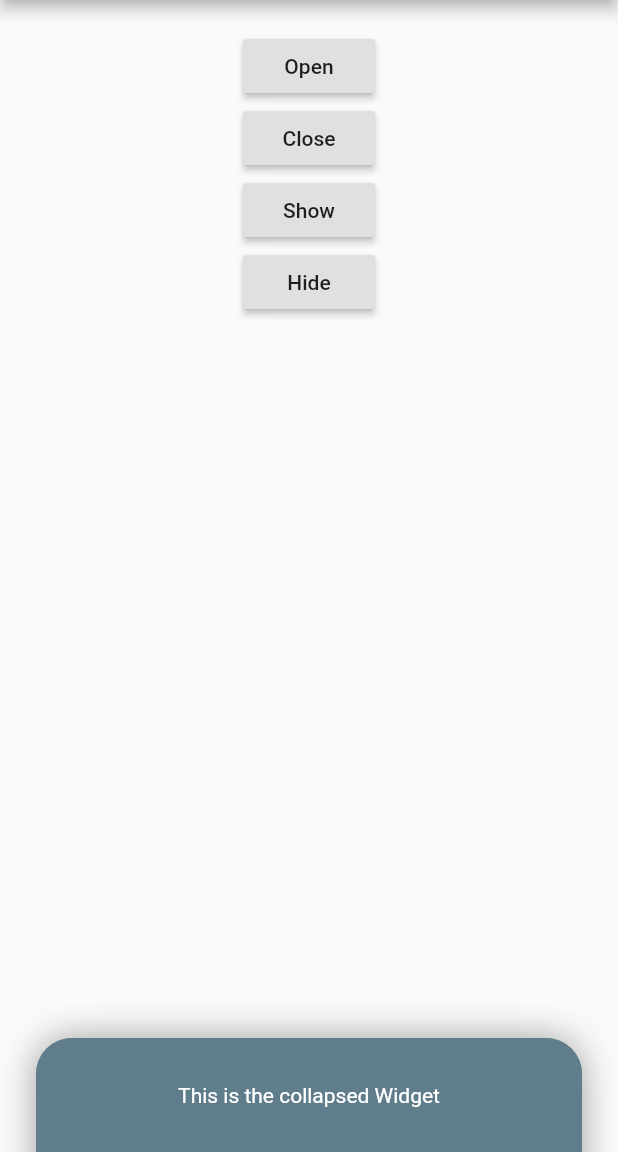
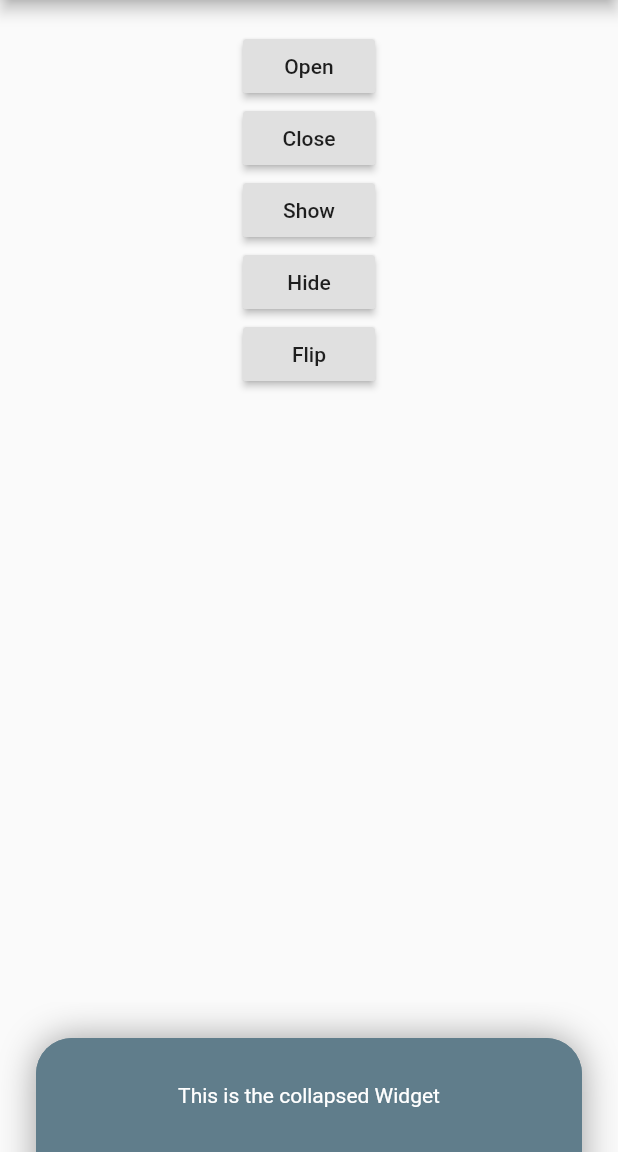
Before and after one commit to akshathjain/sliding_up_panel, a Flutter app: the screen it shows after launch, on a phone screen of 412 x 824 dp, the part 84-1236 px from its top. Run offline on Flutter 3.47's test engine with Material 2 defaults, Android fonts, the phone set to English and light mode, and no system bars.

Commit message:
add optional direction parameter to specify whether panel grows from bottom up (default) or top down

```diff
--- a/example/lib/main.dart
+++ b/example/lib/main.dart
@@ -31,8 +31,8 @@ class HomePage extends StatefulWidget {
 }
 
 class _HomePageState extends State<HomePage> {
-
   PanelController _pc = new PanelController();
+  AxisDirection _currentDirection = AxisDirection.up;
 
   @override
   Widget build(BuildContext context) {
@@ -41,6 +41,9 @@ class _HomePageState extends State<HomePage> {
         title: Text("SlidingUpPanelExample"),
       ),
       body: SlidingUpPanel(
+        direction: _currentDirection,
+        minHeight: 100.0,
+        maxHeight: 450.0,
         renderPanelSheet: false,
         panel: _floatingPanel(),
         collapsed: _floatingCollapsed(),
@@ -50,10 +53,15 @@ class _HomePageState extends State<HomePage> {
     );
   }
 
-  Widget _body(){
+  Widget _body() {
     return Container(
-      padding: const EdgeInsets.only(top: 20.0),
+      padding: _currentDirection == AxisDirection.down
+          ? const EdgeInsets.only(bottom: 20.0)
+          : const EdgeInsets.only(top: 20.0),
       child: Column(
+        mainAxisAlignment: _currentDirection == AxisDirection.down
+            ? MainAxisAlignment.end
+            : MainAxisAlignment.start,
         children: <Widget>[
           RaisedButton(
             child: Text("Open"),
@@ -71,18 +79,37 @@ class _HomePageState extends State<HomePage> {
             child: Text("Hide"),
             onPressed: () => _pc.hide(),
           ),
+          RaisedButton(
+            child: Text("Flip"),
+            onPressed: () {
+              _pc.flip();
+              setState(() {
+                _currentDirection = _currentDirection == AxisDirection.down
+                    ? AxisDirection.up
+                    : AxisDirection.down;
+              });
+            },
+          ),
         ],
       ),
     );
   }
 
-  Widget _floatingCollapsed(){
+  Widget _floatingCollapsed() {
     return Container(
       decoration: BoxDecoration(
         color: Colors.blueGrey,
-        borderRadius: BorderRadius.only(topLeft: Radius.circular(24.0), topRight: Radius.circular(24.0)),
+        borderRadius: _currentDirection == AxisDirection.down
+            ? BorderRadius.only(
+                bottomLeft: Radius.circular(24.0),
+                bottomRight: Radius.circular(24.0))
+            : BorderRadius.only(
+                topLeft: Radius.circular(24.0),
+                topRight: Radius.circular(24.0)),
       ),
-      margin: const EdgeInsets.fromLTRB(24.0, 24.0, 24.0, 0.0),
+      margin: _currentDirection == AxisDirection.down
+          ? const EdgeInsets.fromLTRB(24.0, 0.0, 24.0, 24.0)
+          : const EdgeInsets.fromLTRB(24.0, 24.0, 24.0, 0.0),
       child: Center(
         child: Text(
           "This is the collapsed Widget",
@@ -92,7 +119,7 @@ class _HomePageState extends State<HomePage> {
     );
   }
 
-  Widget _floatingPanel(){
+  Widget _floatingPanel() {
     return Container(
       decoration: BoxDecoration(
           color: Colors.blueGrey,
@@ -102,21 +129,23 @@ class _HomePageState extends State<HomePage> {
               blurRadius: 20.0,
               color: Colors.grey,
             ),
-        ]
-      ),
+          ]),
       margin: const EdgeInsets.all(24.0),
       child: _scrollingList(),
     );
   }
 
-  Widget _scrollingList(){
+  Widget _scrollingList() {
     return Container(
       //adding a margin to the top leaves an area where the user can swipe
       //to open/close the sliding panel
-      margin: const EdgeInsets.only(top: 36.0),
+      margin: _currentDirection == AxisDirection.down
+          ? const EdgeInsets.only(bottom: 36.0)
+          : const EdgeInsets.only(top: 36.0),
+
       child: ListView.builder(
         itemCount: 50,
-        itemBuilder: (BuildContext context, int i){
+        itemBuilder: (BuildContext context, int i) {
           return Container(
             color: Colors.white,
             padding: const EdgeInsets.all(12.0),
@@ -126,5 +155,4 @@ class _HomePageState extends State<HomePage> {
       ),
     );
   }
-
 }
--- a/lib/src/panel.dart
+++ b/lib/src/panel.dart
@@ -75,6 +75,9 @@ class SlidingUpPanel extends StatefulWidget {
   /// and 1.0 is completely opaque.
   final double backdropOpacity;
 
+  /// Growth direction, up is default
+  AxisDirection direction;
+
   SlidingUpPanel({
     Key key,
     @required this.panel,
@@ -99,31 +102,36 @@ class SlidingUpPanel extends StatefulWidget {
     this.backdropEnabled = false,
     this.backdropColor = Colors.black,
     this.backdropOpacity = 0.5,
-  }) : assert(0 <= backdropOpacity && backdropOpacity <= 1.0),
+    this.direction = AxisDirection.up,
+  })  : assert(0 <= backdropOpacity && backdropOpacity <= 1.0),
+        assert(
+            direction == AxisDirection.down || direction == AxisDirection.up),
         super(key: key);
 
   @override
   _SlidingUpPanelState createState() => _SlidingUpPanelState();
 }
 
-class _SlidingUpPanelState extends State<SlidingUpPanel> with SingleTickerProviderStateMixin{
-
+class _SlidingUpPanelState extends State<SlidingUpPanel>
+    with SingleTickerProviderStateMixin {
   AnimationController _ac;
 
-  double _closedHeight; //this can change depending on whether or not the user hides the sliding panel
-  double _openHeight; //this can change depending on whether or not the user hides the sliding panel
+  double
+      _closedHeight; //this can change depending on whether or not the user hides the sliding panel
+  double
+      _openHeight; //this can change depending on whether or not the user hides the sliding panel
 
   bool _isVisible = true;
 
   @override
-  void initState(){
+  void initState() {
     super.initState();
 
     _ac = new AnimationController(
       vsync: this,
       duration: const Duration(milliseconds: 300),
-    )..addListener((){
-      setState((){});
+    )..addListener(() {
+        setState(() {});
       });
     _ac.value = 0.0;
 
@@ -134,26 +142,29 @@ class _SlidingUpPanelState extends State<SlidingUpPanel> with SingleTickerProvid
     widget.controller?._addOpenListener(_open);
     widget.controller?._addHideListener(_hide);
     widget.controller?._addShowListener(_show);
-
+    widget.controller?._addFlipDirectionListener(_flip);
   }
 
   @override
   Widget build(BuildContext context) {
     return Stack(
-      alignment: Alignment.bottomCenter,
+      alignment: widget.direction == AxisDirection.down
+          ? Alignment.topCenter
+          : Alignment.bottomCenter,
       children: <Widget>[
-
-
         //make the back widget take up the entire back side
-        widget.body != null ? Container(
+        widget.body != null
+            ? Container(
                 height: MediaQuery.of(context).size.height,
                 width: MediaQuery.of(context).size.width,
                 child: widget.body,
-        ) : Container(),
-
+              )
+            : Container(),
 
         //the backdrop to overlay on the body
-        !widget.backdropEnabled ? Container() : Opacity(
+        !widget.backdropEnabled
+            ? Container()
+            : Opacity(
                 opacity: _ac.value * widget.backdropOpacity,
                 child: Container(
                   height: MediaQuery.of(context).size.height,
@@ -166,78 +177,119 @@ class _SlidingUpPanelState extends State<SlidingUpPanel> with SingleTickerProvid
                 ),
               ),
 
-
         //the actual sliding part
-        !_isVisible ? Container() : GestureDetector(
+        !_isVisible
+            ? Container()
+            : GestureDetector(
                 onVerticalDragUpdate: _onDrag,
                 onVerticalDragEnd: _onDragEnd,
                 child: Container(
-            height: _ac.value * (_openHeight - _closedHeight) + _closedHeight,
+                  height: widget.direction == AxisDirection.down
+                      ? _openHeight
+                      : _ac.value * (_openHeight - _closedHeight) +
+                          _closedHeight,
                   margin: widget.margin,
                   padding: widget.padding,
-            decoration: widget.renderPanelSheet ? BoxDecoration(
+                  decoration: widget.renderPanelSheet
+                      ? BoxDecoration(
                           border: widget.border,
                           borderRadius: widget.borderRadius,
                           boxShadow: widget.boxShadow,
                           color: widget.color,
-            ) : null,
+                        )
+                      : null,
                   child: Stack(
                     children: <Widget>[
-
                       //open panel
                       Positioned(
-                  top: 0.0,
-                  width:  MediaQuery.of(context).size.width -
-                          (widget.margin != null ? widget.margin.horizontal : 0) -
-                          (widget.padding != null ? widget.padding.horizontal : 0),
+                          top: widget.direction == AxisDirection.down
+                              ? -_openHeight +
+                                  (_ac.value * (_openHeight - _closedHeight) +
+                                      _closedHeight)
+                              : 0.0,
+                          width: MediaQuery.of(context).size.width -
+                              (widget.margin != null
+                                  ? widget.margin.horizontal
+                                  : 0) -
+                              (widget.padding != null
+                                  ? widget.padding.horizontal
+                                  : 0),
                           child: Container(
                             height: widget.maxHeight,
                             child: widget.panel,
-                  )
-                ),
+                          )),
 
                       // collapsed panel
-                Container(
+                      Positioned(
+                        top: widget.direction == AxisDirection.down
+                            ? -widget.minHeight +
+                                (_ac.value * (_openHeight - _closedHeight) +
+                                    _closedHeight)
+                            : 0.0,
+                        width: MediaQuery.of(context).size.width -
+                            (widget.margin != null
+                                ? widget.margin.horizontal
+                                : 0) -
+                            (widget.padding != null
+                                ? widget.padding.horizontal
+                                : 0),
+                        child: Container(
+                          alignment: Alignment(0.0, 0.0),
                           height: widget.minHeight,
                           child: Opacity(
                               opacity: 1.0 - _ac.value,
-                    child: widget.collapsed ?? Container()
+                              child: widget.collapsed ?? Container()),
                         ),
                       ),
-
-
                     ],
                   ),
                 ),
               ),
-
       ],
     );
   }
 
   @override
-  void dispose(){
+  void dispose() {
     _ac.dispose();
     super.dispose();
   }
 
-  void _onDrag(DragUpdateDetails details){
+  void _flip() {
+    _ac.reset();
+    setState(() {
+      widget.direction = widget.direction == AxisDirection.down
+          ? AxisDirection.up
+          : AxisDirection.down;
+    });
+  }
+
+  void _onDrag(DragUpdateDetails details) {
+    if (widget.direction == AxisDirection.down) {
+      _ac.value += details.primaryDelta / (_openHeight - _closedHeight);
+    } else {
       _ac.value -= details.primaryDelta / (_openHeight - _closedHeight);
     }
+  }
 
-  void _onDragEnd(DragEndDetails details){
+  void _onDragEnd(DragEndDetails details) {
     double minFlingVelocity = 365.0;
 
     //let the current animation finish before starting a new one
-    if(_ac.isAnimating) return;
+    if (_ac.isAnimating) return;
 
     //check if the velocity is sufficient to constitute fling
-    if(details.velocity.pixelsPerSecond.dy.abs() >= minFlingVelocity){
-      double visualVelocity = - details.velocity.pixelsPerSecond.dy / (_openHeight - _closedHeight);
+    if (details.velocity.pixelsPerSecond.dy.abs() >= minFlingVelocity) {
+      double visualVelocity =
+          -details.velocity.pixelsPerSecond.dy / (_openHeight - _closedHeight);
 
-      if(widget.panelSnapping)
+      if (widget.direction == AxisDirection.down) {
+        visualVelocity = -visualVelocity;
+      }
+
+      if (widget.panelSnapping)
         _ac.fling(velocity: visualVelocity);
-      else{
+      else {
         // actual scroll physics, will be implemented in a future release
         _ac.animateTo(
           _ac.value + visualVelocity * 0.16,
@@ -251,27 +303,26 @@ class _SlidingUpPanelState extends State<SlidingUpPanel> with SingleTickerProvid
 
     // check if the controller is already halfway there
     if (widget.panelSnapping) {
-      if(_ac.value > 0.5)
+      if (_ac.value > 0.5)
         _open();
       else
         _close();
     }
-
   }
 
   //close the panel
-  void _close(){
+  void _close() {
     _ac.fling(velocity: -1.0);
   }
 
   //open the panel
-  void _open(){
+  void _open() {
     _ac.fling(velocity: 1.0);
   }
 
   //hide the panel (completely offscreen)
-  void _hide(){
-    _ac.fling(velocity: -1.0).then((x){
+  void _hide() {
+    _ac.fling(velocity: -1.0).then((x) {
       setState(() {
         _isVisible = false;
       });
@@ -279,99 +330,64 @@ class _SlidingUpPanelState extends State<SlidingUpPanel> with SingleTickerProvid
   }
 
   //show the panel (in collapsed mode)
-  void _show(){
-    _ac.fling(velocity: -1.0).then((x){
+  void _show() {
+    _ac.fling(velocity: -1.0).then((x) {
       setState(() {
         _isVisible = true;
       });
     });
   }
-
 }
 
-
-
-
-
-
-
-
-
-
-
-
-
-
-
-
-
-
-
-
-
-
-
-
-
-
-
-
-
-
-
-
-
-
-
-
-
-
-
-
-
-
-
-
-class PanelController{
+class PanelController {
   VoidCallback _closeListener;
   VoidCallback _openListener;
   VoidCallback _hideListener;
   VoidCallback _showListener;
+  VoidCallback _flipDirectionListener;
 
-  void _addCloseListener(VoidCallback listener){
+  void _addCloseListener(VoidCallback listener) {
     this._closeListener = listener;
   }
 
   /// Closes the sliding panel to its collapsed state (i.e. to the  minHeight)
-  void close(){
+  void close() {
     _closeListener();
   }
 
-  void _addOpenListener(VoidCallback listener){
+  void _addOpenListener(VoidCallback listener) {
     this._openListener = listener;
   }
 
   /// Opens the sliding panel fully (i.e. to the maxHeight)
-  void open(){
+  void open() {
     _openListener();
   }
 
-  void _addHideListener(VoidCallback listener){
+  void _addHideListener(VoidCallback listener) {
     this._hideListener = listener;
   }
 
   /// Hides the sliding panel (i.e. is invisible)
-  void hide(){
+  void hide() {
     _hideListener();
   }
 
-  void _addShowListener(VoidCallback listener){
+  void _addShowListener(VoidCallback listener) {
     this._showListener = listener;
   }
 
   /// Shows the sliding panel in its collapsed state (i.e. "un-hide" the sliding panel)
-  void show(){
+  void show() {
     _showListener();
   }
 
+  void _addFlipDirectionListener(VoidCallback listener) {
+    this._flipDirectionListener = listener;
   }
+
+  /// Flip the (vertical) direction of the sliding panel
+  void flip() {
+    _flipDirectionListener();
+  }
+}
```
Lines whose indentation alone changed are shown as unchanged.
